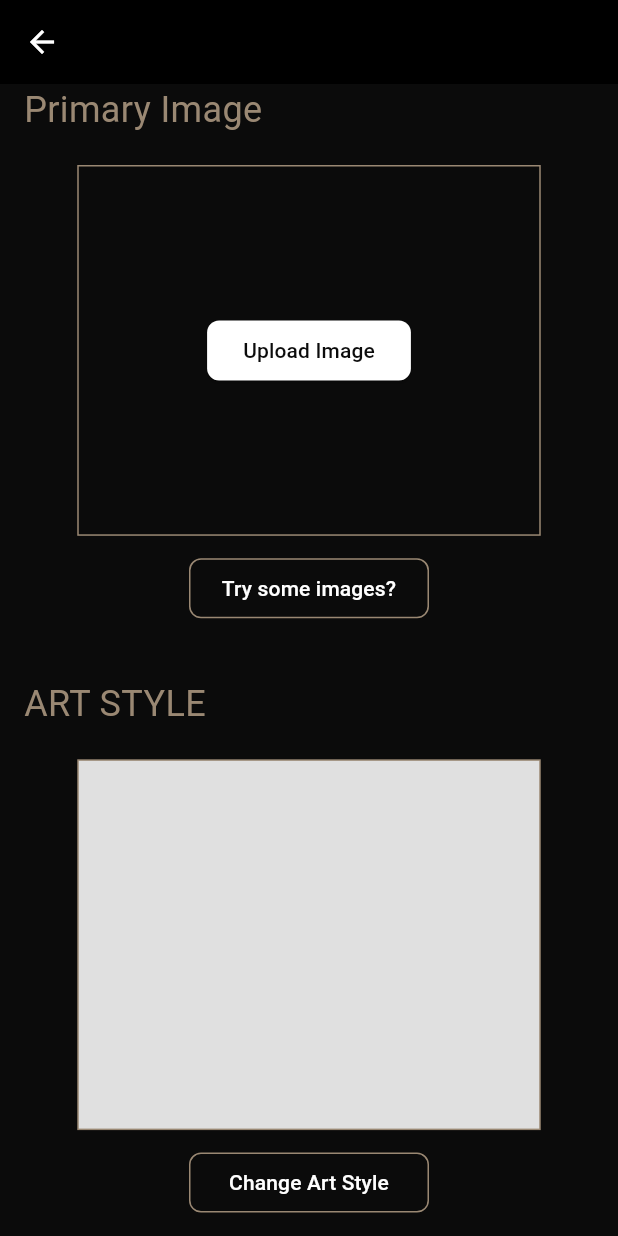
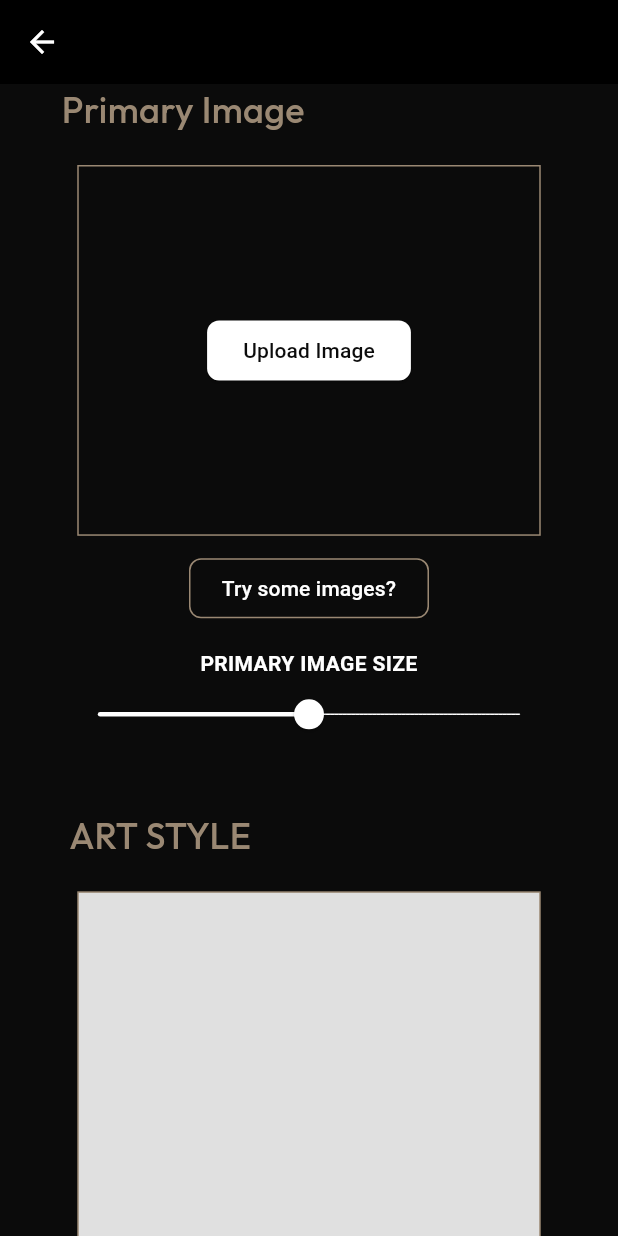
Before and after one commit to GDGVIT/nst-art-gallery-app, a Flutter app: the SelectImagePage screen opened directly, on a phone screen of 412 x 824 dp. Run offline on Flutter 3.47's test engine with Material 3 defaults, Android fonts, the phone set to English and light mode, and no system bars; our stand-ins replace image_picker; missing offline and left inert: overlapped_carousel; Roboto replaces fonts that are missing (OutfitRegular).

Commit message:
fix: ui changes according to the design

```diff
--- a/gdsc_art/lib/Pages/select_image_page.dart
+++ b/gdsc_art/lib/Pages/select_image_page.dart
@@ -11,6 +11,7 @@ class SelectImagePage extends StatefulWidget {
 
 class _SelectImagePageState extends State<SelectImagePage> {
   File? _image;
+  bool _isStylizeClicked = false;
 
   Future<void> _pickImage() async {
     final picker = ImagePicker();
@@ -22,6 +23,10 @@ class _SelectImagePageState extends State<SelectImagePage> {
       });
     }
   }
+
+  double _primaryImageSize = 50.0;
+  double _artStyleSize = 50.0;
+  double _stylizationStrength = 50.0;
 
   @override
   Widget build(BuildContext context) {
@@ -42,17 +47,17 @@ class _SelectImagePageState extends State<SelectImagePage> {
       body: SingleChildScrollView(
         child: Container(
           color: CustomColors.primaryBlack,
-          padding: const EdgeInsets.fromLTRB(16.0, 0, 16.0, 0),
+          padding: const EdgeInsets.symmetric(horizontal: 16.0),
           child: Column(
             crossAxisAlignment: CrossAxisAlignment.start,
             children: [
-              const Align(
-                alignment: Alignment.centerLeft,
+              const Padding(
+                padding: EdgeInsets.only(left: 25),
                 child: Text(
                   'Primary Image',
                   style: TextStyle(
                     color: CustomColors.primaryBrown,
-                    fontFamily: "OutfitRegular",
+                    fontFamily: "OutfitMedium",
                     fontSize: 24,
                   ),
                 ),
@@ -107,7 +112,7 @@ class _SelectImagePageState extends State<SelectImagePage> {
               const SizedBox(height: 15.0),
               Center(
                 child: SizedBox(
-                  width: 160, // Ensure enough width to accommodate the text
+                  width: 160,
                   height: 40,
                   child: OutlinedButton(
                     style: OutlinedButton.styleFrom(
@@ -131,14 +136,28 @@ class _SelectImagePageState extends State<SelectImagePage> {
                   ),
                 ),
               ),
+              const SizedBox(height: 20.0),
+              Center(
+                child: SliderWithTitle(
+                  title: 'PRIMARY IMAGE SIZE',
+                  value: _primaryImageSize,
+                  onChanged: (value) {
+                    setState(() {
+                      _primaryImageSize = value;
+                    });
+                  },
+                  width: screenWidth * 0.80,
+                  fontSize: 14,
+                ),
+              ),
               const SizedBox(height: 40.0),
-              const Align(
-                alignment: Alignment.centerLeft,
+              const Padding(
+                padding: EdgeInsets.only(left: 30),
                 child: Text(
                   'ART STYLE',
                   style: TextStyle(
                     color: CustomColors.primaryBrown,
-                    fontFamily: "OutfitRegular",
+                    fontFamily: "OutfitMedium",
                     fontSize: 24,
                   ),
                 ),
@@ -155,89 +174,32 @@ class _SelectImagePageState extends State<SelectImagePage> {
                   padding: const EdgeInsets.all(16.0),
                 ),
               ),
-              const SizedBox(height: 15.0),
+              const SizedBox(height: 20.0),
               Center(
-                child: SizedBox(
-                  width: 160, // Ensure enough width to accommodate the text
-                  height: 40,
-                  child: OutlinedButton(
-                    style: OutlinedButton.styleFrom(
-                      backgroundColor: CustomColors.primaryBlack,
-                      padding: const EdgeInsets.symmetric(
-                          horizontal: 12.0), // Adjust padding
-                      side: const BorderSide(color: CustomColors.primaryBrown),
-                      shape: RoundedRectangleBorder(
-                        borderRadius: BorderRadius.circular(8.0),
-                      ),
-                    ),
-                    onPressed: () {},
-                    child: const Text(
-                      'Change Art Style',
-                      style: TextStyle(
-                        color: Colors.white,
-                        fontSize: 14,
-                      ),
-                      textAlign: TextAlign.center, // Ensure text alignment
-                    ),
-                  ),
-                ),
-              ),
-              const SizedBox(height: 40.0),
-              const Text(
-                'ART STYLE SIZE',
-                style: TextStyle(
-                  color: CustomColors.primaryWhite,
-                  fontWeight: FontWeight.bold,
-                  fontSize: 16,
-                ),
-              ),
-              SliderTheme(
-                data: SliderTheme.of(context).copyWith(
-                  activeTrackColor: CustomColors.primaryWhite,
-                  inactiveTrackColor: CustomColors.primaryWhite,
-                  thumbColor: CustomColors.primaryWhite,
-                  overlayShape: null,
-                  trackHeight: 1.0, // Set the track height (width)
-                  thumbShape: CustomSliderThumbShape(
-                      customThumbRadius: 8.0), // Set the custom thumb shape
-                ),
-                child: Slider(
-                  value: 50,
-                  min: 0,
-                  max: 100,
-                  divisions: 100,
+                child: SliderWithTitle(
+                  title: 'ART STYLE SIZE',
+                  value: _artStyleSize,
                   onChanged: (value) {
-                    // Add your onChanged code here!
+                    setState(() {
+                      _artStyleSize = value;
+                    });
                   },
+                  width: screenWidth * 0.80,
+                  fontSize: 14,
                 ),
               ),
               const SizedBox(height: 20.0),
-              const Text(
-                'STYLIZATION STRENGTH',
-                style: TextStyle(
-                  color: CustomColors.primaryWhite,
-                  fontWeight: FontWeight.bold,
-                  fontSize: 16,
-                ),
-              ),
-              SliderTheme(
-                data: SliderTheme.of(context).copyWith(
-                  activeTrackColor: CustomColors.primaryWhite,
-                  inactiveTrackColor: CustomColors.primaryWhite,
-                  thumbColor: CustomColors.primaryWhite,
-                  overlayShape: null,
-                  trackHeight: 1.0, // Set the track height (width)
-                  thumbShape: CustomSliderThumbShape(
-                      customThumbRadius: 8.0), // Set the custom thumb shape
-                ),
-                child: Slider(
-                  value: 50,
-                  min: 0,
-                  max: 100,
-                  divisions: 100,
+              Center(
+                child: SliderWithTitle(
+                  title: 'STYLIZATION STRENGTH',
+                  value: _stylizationStrength,
                   onChanged: (value) {
-                    // Add your onChanged code here!
+                    setState(() {
+                      _stylizationStrength = value;
+                    });
                   },
+                  width: screenWidth * 0.80,
+                  fontSize: 14,
                 ),
               ),
               const SizedBox(height: 40.0),
@@ -249,15 +211,12 @@ class _SelectImagePageState extends State<SelectImagePage> {
                       borderRadius: BorderRadius.circular(8.0),
                     ),
                     padding: const EdgeInsets.symmetric(
-                        horizontal: 32.0, vertical: 16.0), // Adjust padding
+                        horizontal: 38.0, vertical: 8.0), // Adjust padding
                   ),
                   onPressed: () {
-                    Navigator.push(
-                      context,
-                      MaterialPageRoute(
-                        builder: (context) => StylizedImagePage(),
-                      ),
-                    );
+                    setState(() {
+                      _isStylizeClicked = true;
+                    });
                   },
                   child: const Text(
                     'STYLIZE',
@@ -269,9 +228,79 @@ class _SelectImagePageState extends State<SelectImagePage> {
                   ),
                 ),
               ),
+              if (_isStylizeClicked) StylizedImagePageContent()
             ],
           ),
         ),
+      ),
+    );
+  }
+}
+
+class SliderWithTitle extends StatelessWidget {
+  final String title;
+  final double value;
+  final ValueChanged<double> onChanged;
+  final double width;
+  final double fontSize;
+
+  SliderWithTitle({
+    required this.title,
+    required this.value,
+    required this.onChanged,
+    required this.width,
+    required this.fontSize,
+  });
+
+  @override
+  Widget build(BuildContext context) {
+    return Column(
+      crossAxisAlignment: CrossAxisAlignment.center,
+      children: [
+        Text(
+          title,
+          style: TextStyle(
+            color: CustomColors.primaryWhite,
+            fontWeight: FontWeight.bold,
+            fontSize: fontSize,
+          ),
+          textAlign: TextAlign.center,
+        ),
+        SizedBox(
+          width: width,
+          child: CustomSlider(
+            value: value,
+            onChanged: onChanged,
+          ),
+        ),
+      ],
+    );
+  }
+}
+
+class CustomSlider extends StatelessWidget {
+  final double value;
+  final ValueChanged<double> onChanged;
+
+  CustomSlider({required this.value, required this.onChanged});
+
+  @override
+  Widget build(BuildContext context) {
+    return SliderTheme(
+      data: SliderTheme.of(context).copyWith(
+        activeTrackColor: CustomColors.primaryWhite,
+        inactiveTrackColor: CustomColors.primaryWhite,
+        thumbColor: CustomColors.primaryWhite,
+        overlayShape: null,
+        trackHeight: 1.0,
+        thumbShape: CustomSliderThumbShape(customThumbRadius: 8.0),
+      ),
+      child: Slider(
+        value: value,
+        min: 0,
+        max: 100,
+        divisions: 100,
+        onChanged: onChanged,
       ),
     );
   }
--- a/gdsc_art/lib/home_content.dart
+++ b/gdsc_art/lib/home_content.dart
@@ -85,7 +85,7 @@ class HomeContent extends StatelessWidget {
                   borderRadius: BorderRadius.circular(8.0),
                 ),
                 padding: const EdgeInsets.symmetric(
-                    horizontal: 32.0, vertical: 16.0), // Increased padding
+                    horizontal: 32.0, vertical: 12.0),
                 textStyle: const TextStyle(
                   fontSize: 18.0, // Increased font size
                   fontWeight: FontWeight.bold,
```
Also changed, not shown: gdsc_art/lib/Pages/about.dart (+9 -9 lines), gdsc_art/lib/Pages/stylized_image.dart (+29 -44 lines), gdsc_art/lib/UIComponents/ImagepickerScreen.dart (deleted, +0 -95 lines), gdsc_art/lib/UIComponents/sideBar.dart (+30 -10 lines), gdsc_art/images/question.png (added).
